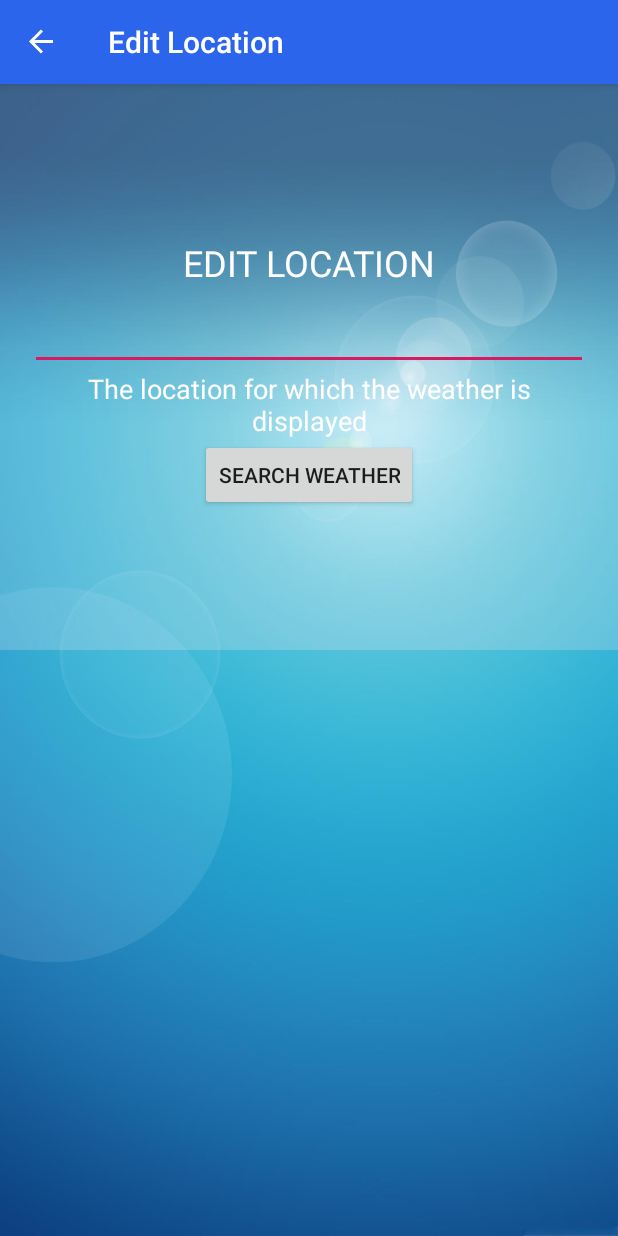
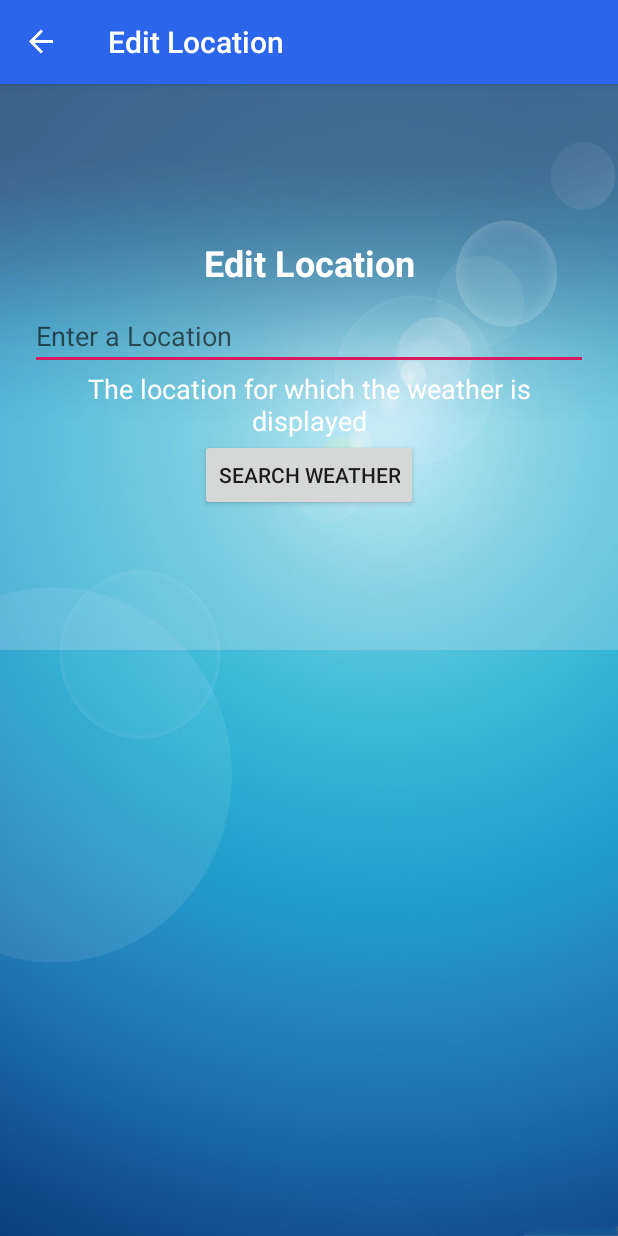
Before and after one commit to geethupadachery/MyWeatherApp, an Android app: the screen it shows after launch (MainActivity), in the options menu, after a tap on "Edit Location", on a phone screen of 412 x 824 dp. Run offline under Robolectric (Android 15) with nearby library versions, the phone set to English and light mode, and no system bars; our stand-ins replace data binding, navigation-ui; pictures from the network do not load; 3 statements that could not run were skipped.

Commit message:
Some layout changes

```diff
--- a/app/src/main/java/sjsu/cmpe277/myandroidmulti/AboutFragment.kt
+++ b/app/src/main/java/sjsu/cmpe277/myandroidmulti/AboutFragment.kt
@@ -48,7 +48,7 @@ class AboutFragment : Fragment() {
         // Inflate the layout for this fragment
         val binding = DataBindingUtil.inflate<FragmentAboutBinding>(inflater, R.layout.fragment_about,container,false)
         binding.button5.setOnClickListener(){
-            Toast.makeText(context?.applicationContext, "Please read the Privacy Agreement",Toast.LENGTH_SHORT).show()
+            Toast.makeText(context?.applicationContext, "Please read the Privacy Agreement",Toast.LENGTH_LONG).show()
 
         }
 
--- a/app/src/main/java/sjsu/cmpe277/myandroidmulti/SettingsFragment.kt
+++ b/app/src/main/java/sjsu/cmpe277/myandroidmulti/SettingsFragment.kt
@@ -40,7 +40,7 @@ class SettingsFragment : Fragment() {
             Toast.makeText(
                 context?.applicationContext,
                 "Submitted comments successfully",
-                Toast.LENGTH_SHORT
+                Toast.LENGTH_LONG
             ).show()
         }
         binding.floatingActionButton.setOnClickListener { view ->
--- a/app/src/main/res/layout/fragment_edit_location.xml
+++ b/app/src/main/res/layout/fragment_edit_location.xml
@@ -29,20 +29,19 @@
                 android:gravity="center"
                 android:padding="10dp"
                 android:text="Edit Location"
-                android:textAllCaps="true"
+                android:textAllCaps="false"
                 android:textColor="#FFFFFF"
                 android:textColorHighlight="#FFFFFF"
-                android:textSize="24sp" />
+                android:textSize="24sp"
+                android:textStyle="bold" />
 
 
             <EditText
                 android:id="@+id/city"
                 android:layout_width="match_parent"
                 android:layout_height="wrap_content"
-                android:textColor="#FFFFFF"
-                android:textColorHighlight="#FFFFFF"
-                android:textColorHint="#FFFFFF"
-                android:textColorLink="#FFFFFF" />
+                android:hint="Enter a Location"
+                android:textColor="#FFFFFF" />
 
             <requestFocus />
 
--- a/app/src/main/res/layout/settings_fragment.xml
+++ b/app/src/main/res/layout/settings_fragment.xml
@@ -76,8 +76,8 @@
                         android:layout_width="match_parent"
                         android:layout_height="wrap_content"
                         android:ems="10"
+                        android:hint="Add Comments"
                         android:inputType="textPersonName"
-                        android:hint="Add Comments"
                         android:textAlignment="center"
                         android:textColor="#FFFFFF"
                         android:textIsSelectable="false"
--- a/app/src/main/res/navigation/navigation.xml
+++ b/app/src/main/res/navigation/navigation.xml
@@ -74,7 +74,9 @@
             app:destination="@id/weeklyForecastFragment" />
         <action
             android:id="@+id/action_todaysWeather_to_map"
-            app:destination="@id/map" />
+            app:destination="@id/map"
+            app:popUpTo="@id/todaysWeather"
+            app:popUpToInclusive="true" />
     </fragment>
     <fragment
         android:id="@+id/weeklyForecastFragment"
```
Also changed, not shown: 1 other file.
